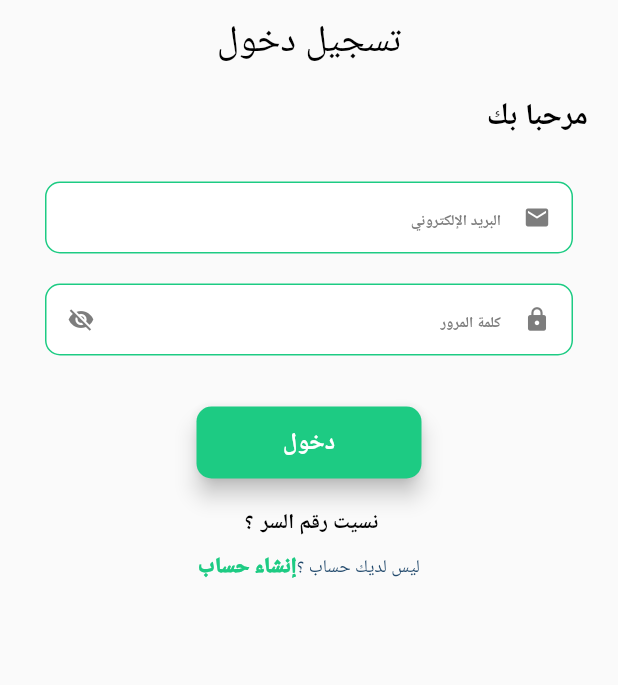
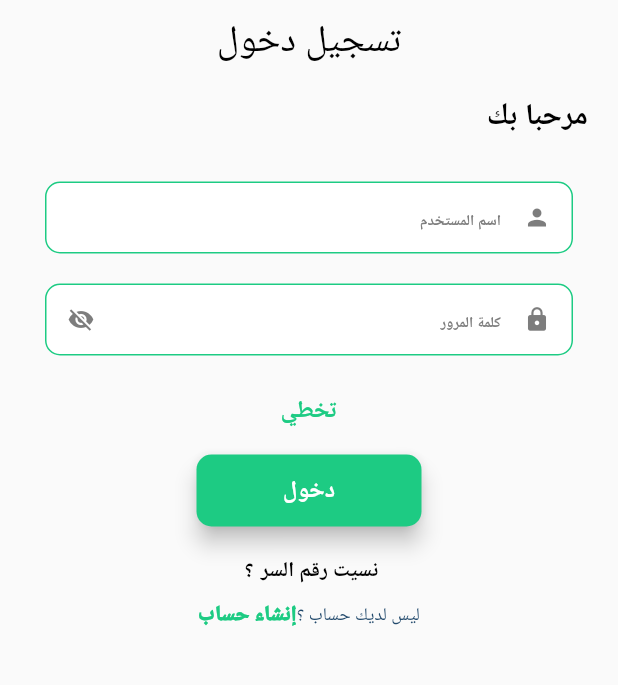
Before and after one commit to ahmedibrahim240/almosawi, a Flutter app: the LogIn screen opened directly, on a phone screen of 412 x 824 dp, the part 210-895 px from its top. Run offline on Flutter 3.47's test engine with Material 2 defaults, Android fonts, the phone set to English and light mode, and no system bars; our stand-ins replace carousel_slider, chewie, flutter_svg, font_awesome_flutter, smooth_star_rating, video_player; missing offline and left inert: code_fields; network calls fail; Roboto replaces fonts that are missing (Cairo); project files that could hold a hidden picture were left out.

Commit message:
edit login regster

```diff
--- a/lib/secreens/authenticate/logIn/login.dart
+++ b/lib/secreens/authenticate/logIn/login.dart
@@ -66,10 +66,10 @@ class _LogInState extends State<LogIn> {
                             children: [
                               TextFormField(
                                 style: TextStyle(color: Colors.black),
-                                keyboardType: TextInputType.emailAddress,
+                                keyboardType: TextInputType.text,
                                 decoration: textFormInputDecoration(
-                                  prefixIcon: Icons.email,
-                                  label: 'البريد الإلكتروني',
+                                  prefixIcon: Icons.person,
+                                  label: 'اسم المستخدم',
                                 ),
                                 validator: (val) =>
                                     val.isEmpty ? emailEror : null,
@@ -106,6 +106,24 @@ class _LogInState extends State<LogIn> {
                                 child: Text(
                                   error,
                                   style: AppTheme.headingColorBlue,
+                                ),
+                              ),
+                              SizedBox(height: 10),
+                              InkWell(
+                                onTap: () {
+                                  Navigator.of(context).pushAndRemoveUntil(
+                                    MaterialPageRoute(
+                                      builder: (_) => Wrapper(),
+                                    ),
+                                    (routes) => false,
+                                  );
+                                },
+                                child: Text(
+                                  'تخطي',
+                                  style: AppTheme.heading.copyWith(
+                                    color: customColor,
+                                    fontSize: 16,
+                                  ),
                                 ),
                               ),
                               SizedBox(height: 10),
--- a/lib/secreens/authenticate/register/confirmRegister.dart
+++ b/lib/secreens/authenticate/register/confirmRegister.dart
@@ -51,8 +51,8 @@ class _ConfirmPasswordState extends State<ConfirmPassword> {
                   SizedBox(height: 40),
                   Center(
                     child: Text(
-                      "أدخل كود الذي تم إرسالة علي هذا االربيد" +
-                          '\n text@text.com',
+                      "أدخل كود الذي تم إرسالة علي هذا الهاتف" +
+                          '\n 0100000000000',
                       textAlign: TextAlign.center,
                       style: AppTheme.subHeading.copyWith(),
                     ),
--- a/lib/secreens/my courses/components/videoscreens.dart
+++ b/lib/secreens/my courses/components/videoscreens.dart
@@ -28,7 +28,8 @@ class _ChewieVideoState extends State<ChewieVideo> {
 
   Future<void> initializePlayer() async {
     _videoPlayerController1 = VideoPlayerController.network(
-        'https://assets.mixkit.co/videos/preview/mixkit-forest-stream-in-the-sunlight-529-large.mp4');
+      'https://assets.mixkit.co/videos/preview/mixkit-forest-stream-in-the-sunlight-529-large.mp4',
+    );
     await _videoPlayerController1.initialize();
     _chewieController = ChewieController(
       videoPlayerController: _videoPlayerController1,
```
Also changed, not shown: lib/main.dart (+2 -57 lines), lib/secreens/authenticate/picekImage.dart (deleted, +0 -268 lines), lib/secreens/authenticate/register/register.dart (+17 -0 lines), lib/secreens/splashscreen.dart (+5 -5 lines).
